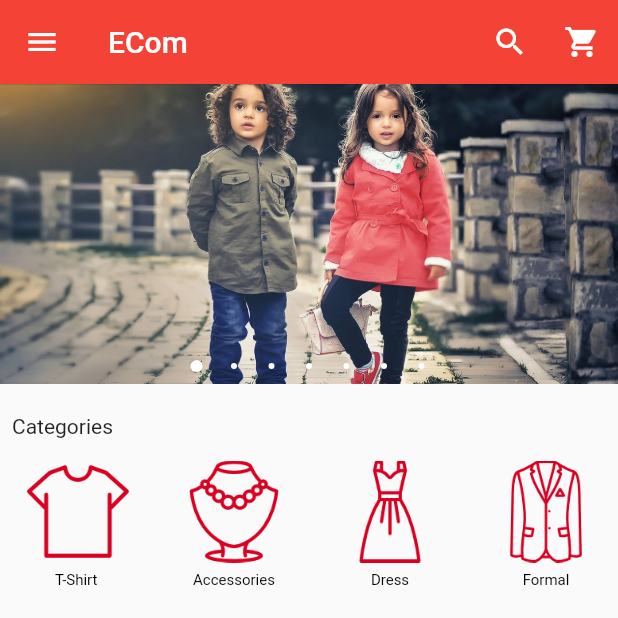
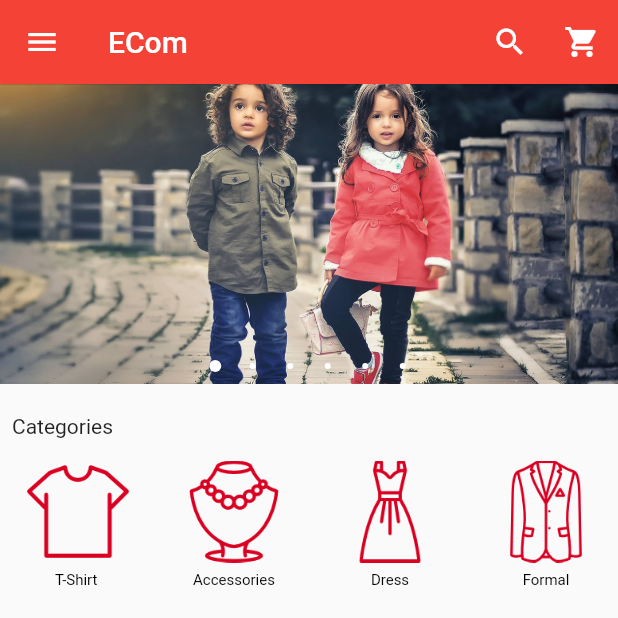
Before and after one commit to monilpshah/Flutter_Ecommerce_Application, a Flutter app: the screen it shows after launch, on a phone screen of 412 x 824 dp, the top half of it. Run offline on Flutter 3.47's test engine with Material 2 defaults, Android fonts, the phone set to English and light mode, and no system bars; drawn by our look-alikes of carousel_pro.

```diff
--- a/lib/main.dart
+++ b/lib/main.dart
@@ -32,7 +32,6 @@ class _HomePageState extends State<HomePage> {
           AssetImage('images/w1.jpeg'),
           AssetImage('images/w3.jpeg'),
           AssetImage('images/w4.jpeg'),
-          AssetImage('images/IMG_1266.jpg'),
         ],
         autoplay: true,
         animationCurve: Curves.fastOutSlowIn,
```
